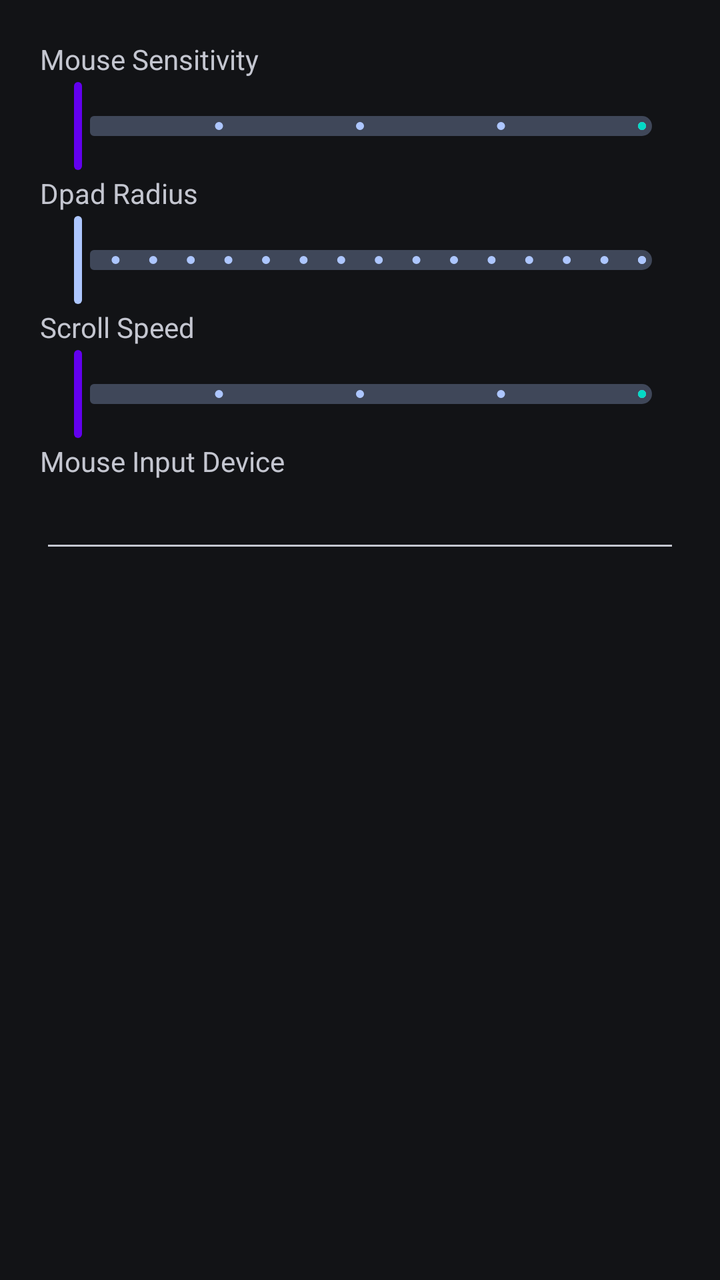
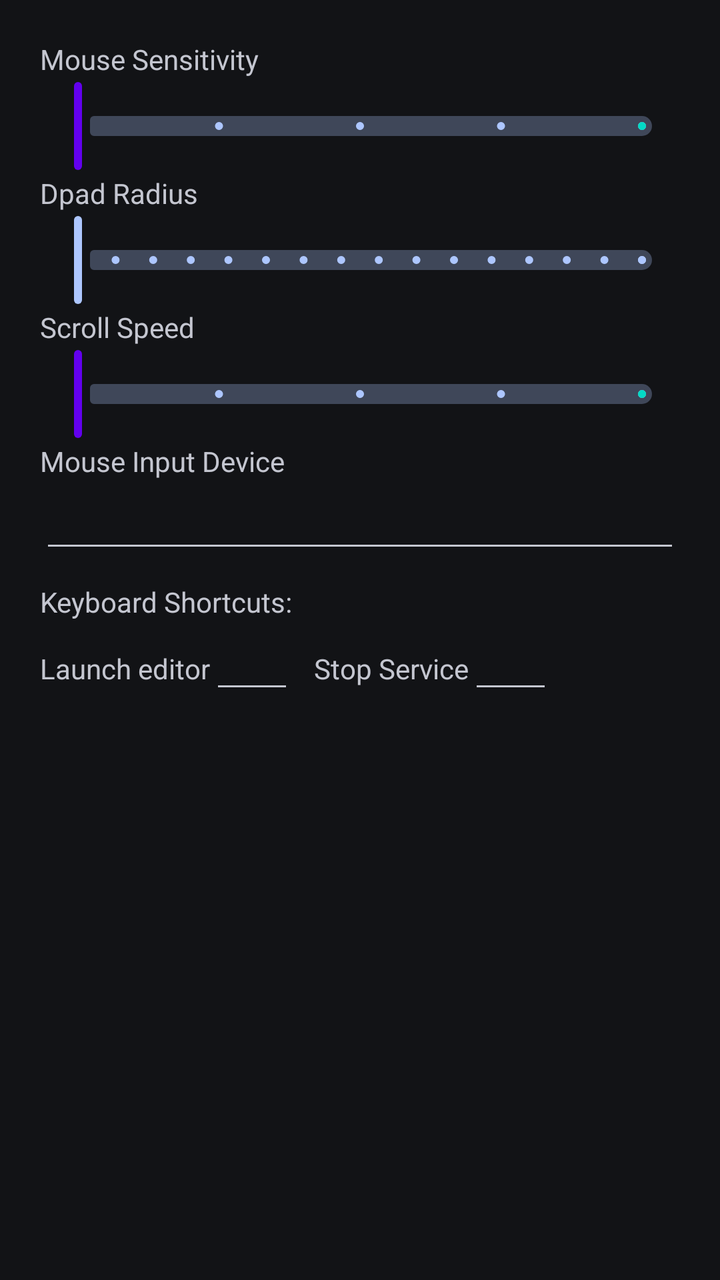

Before-and-after screenshots of an Android layout around one commit, followed by the original layout XML and the change that was made.
<!-- AndroidManifest.xml: application theme Theme.XtMapper -->
<!-- res/layout/fragment_settings_dialog.xml -->
<?xml version="1.0" encoding="utf-8"?>
<LinearLayout xmlns:android="http://schemas.android.com/apk/res/android"
    xmlns:app="http://schemas.android.com/apk/res-auto"
    xmlns:tools="http://schemas.android.com/tools"
    android:layout_width="wrap_content"
    android:layout_height="wrap_content"
    android:orientation="vertical"
    android:theme="@style/Theme.Material3.DynamicColors.Dark"
    android:padding="20dp">
    <TextView
        android:layout_width="wrap_content"
        android:layout_height="wrap_content"
        android:text="@string/mouse_sensitivity"/>

    <com.google.android.material.slider.Slider
        android:id="@+id/slider_mouse"
        android:layout_width="wrap_content"
        android:layout_height="wrap_content"
        android:stepSize="1"
        android:valueFrom="1"
        android:valueTo="5"
        app:haloColor="@color/purple_700"
        app:thumbColor="@color/purple_500"
        app:trackColorActive="@color/teal_200"
        app:trackHeight="10dp"
        tools:value="2" />

    <TextView
        android:layout_width="wrap_content"
        android:layout_height="wrap_content"
        android:text="@string/dpad_radius"/>

    <com.google.android.material.slider.Slider
        android:id="@+id/slider_dpad"
        android:layout_width="wrap_content"
        android:layout_height="wrap_content"
        android:stepSize="0.1"
        android:valueFrom="0.5"
        android:valueTo="2.0"
        app:trackHeight="10dp"
        tools:value="1.0" />

    <TextView
        android:layout_width="wrap_content"
        android:layout_height="wrap_content"
        android:text="@string/scroll_speed"/>

    <com.google.android.material.slider.Slider
        android:id="@+id/slider_scroll_speed"
        android:layout_width="wrap_content"
        android:layout_height="wrap_content"
        android:stepSize="1"
        android:valueFrom="1"
        android:valueTo="5"
        app:haloColor="@color/purple_700"
        app:thumbColor="@color/purple_500"
        app:trackColorActive="@color/teal_200"
        app:trackHeight="10dp"
        tools:value="2" />

    <TextView
        android:layout_width="wrap_content"
        android:layout_height="wrap_content"
        android:text="@string/mouse_input_device"
        android:labelFor="@id/input_device"/>
    <EditText
        android:layout_width="match_parent"
        android:layout_height="wrap_content"
        android:inputType="textNoSuggestions"
        android:id="@+id/input_device"
        android:importantForAutofill="no" />
</LinearLayout>
<!-- resources referenced by this layout -->
<resources>
  <color name="purple_500">#FF6200EE</color>
  <color name="purple_700">#FF3700B3</color>
  <color name="teal_200">#FF03DAC5</color>
  <string name="dpad_radius">Dpad Radius</string>
  <string name="mouse_input_device">Mouse Input Device</string>
  <string name="mouse_sensitivity">Mouse Sensitivity</string>
  <string name="scroll_speed">Scroll Speed</string>
  <style name="Theme.XtMapper" parent="Theme.Material3.DynamicColors.Dark">
          
          <item name="colorPrimary">@color/grey</item>
          <item name="colorPrimaryVariant">@color/purple_500</item>
          <item name="colorOnPrimary">@color/white</item>
          
          <item name="colorSecondary">@color/teal_200</item>
          <item name="colorSecondaryVariant">@color/teal_700</item>
          <item name="colorOnSecondary">@color/black</item>
          
          <item name="android:statusBarColor">?attr/colorPrimaryVariant</item>
          
      </style>
  <color name="grey">#303030</color>
  <color name="white">#FFFFFFFF</color>
  <color name="teal_700">#FF018786</color>
  <color name="black">#FF000000</color>
</resources>

<!-- the commit's change to res/layout/fragment_settings_dialog.xml (unified diff, before → after) -->
@@ -69,4 +69,45 @@
         android:inputType="textNoSuggestions"
         android:id="@+id/input_device"
         android:importantForAutofill="no" />
+
+    <TextView
+        android:layout_marginTop="10dp"
+        android:layout_width="match_parent"
+        android:layout_height="wrap_content"
+        android:text="@string/keyboard_shortcuts" />
+
+    <LinearLayout
+        android:layout_width="match_parent"
+        android:layout_height="match_parent"
+        android:orientation="horizontal">
+
+        <TextView
+            android:layout_width="wrap_content"
+            android:layout_height="wrap_content"
+            android:text="@string/launch_editor" />
+
+        <EditText
+            android:id="@+id/launch_editor"
+            android:layout_width="wrap_content"
+            android:layout_height="wrap_content"
+            android:ems="2"
+            android:inputType="text"
+            android:textAlignment="center"
+            android:importantForAutofill="no" />
+
+        <TextView
+            android:layout_width="wrap_content"
+            android:layout_height="wrap_content"
+            android:text="@string/stop_service"
+            android:layout_marginLeft="10dp" />
+
+        <EditText
+            android:id="@+id/stop_service"
+            android:layout_width="wrap_content"
+            android:layout_height="wrap_content"
+            android:ems="2"
+            android:inputType="text"
+            android:textAlignment="center"
+            android:importantForAutofill="no" />
+    </LinearLayout>
 </LinearLayout>
<!-- resource entries referenced after the edit -->
@@ -4,9 +4,12 @@
   <color name="purple_700">#FF3700B3</color>
   <color name="teal_200">#FF03DAC5</color>
   <string name="dpad_radius">Dpad Radius</string>
+  <string name="keyboard_shortcuts">Keyboard Shortcuts:</string>
+  <string name="launch_editor">Launch editor</string>
   <string name="mouse_input_device">Mouse Input Device</string>
   <string name="mouse_sensitivity">Mouse Sensitivity</string>
   <string name="scroll_speed">Scroll Speed</string>
+  <string name="stop_service">Stop Service</string>
   <style name="Theme.XtMapper" parent="Theme.Material3.DynamicColors.Dark">
           
           <item name="colorPrimary">@color/grey</item>
